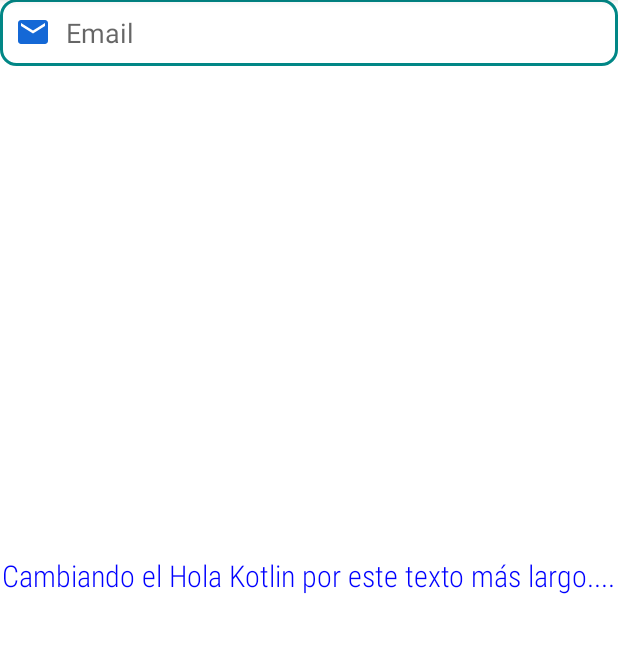
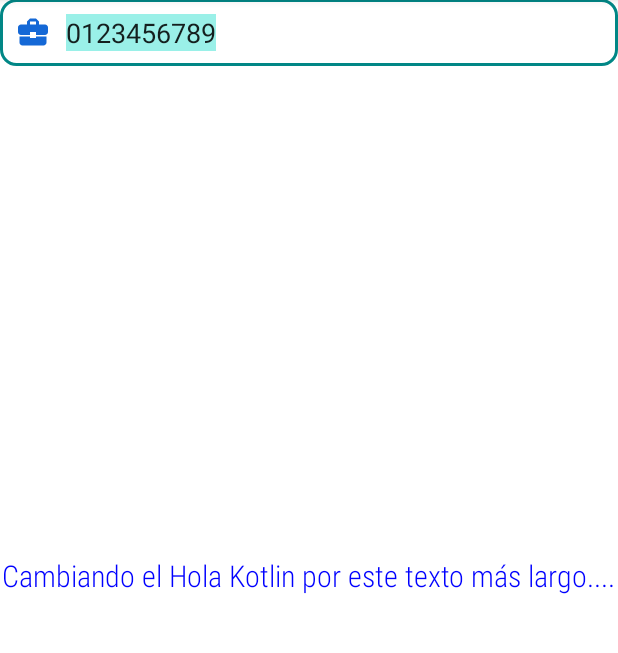
Before and after one commit to MollMarceloMoll/Palette-Text-Android, an Android app: the screen it shows after launch (MainActivity), on a phone screen of 412 x 824 dp, the part 85-738 px from its top. Run offline under Robolectric (Android 15) with nearby library versions, the phone set to English and light mode, and no system bars.

Commit message:
08-11-2022 Edit Text desde codigo Inlcuyendo un mensaje si el campo esta vacio

```diff
--- a/app/src/main/java/com/example/diseodeapps/MainActivity.kt
+++ b/app/src/main/java/com/example/diseodeapps/MainActivity.kt
@@ -3,8 +3,10 @@ package com.example.diseodeapps
 import android.graphics.Color
 import androidx.appcompat.app.AppCompatActivity
 import android.os.Bundle
+import android.widget.EditText
 import android.widget.TextView
 import android.widget.Toast
+import androidx.core.widget.addTextChangedListener
 
 class MainActivity : AppCompatActivity() {
     override fun onCreate(savedInstanceState: Bundle?) {
@@ -19,7 +21,15 @@ class MainActivity : AppCompatActivity() {
             setOnClickListener{
                 setTextColor(Color.GREEN)
             }
+        }// tvEjemplo
+
+        var etEjemplo = findViewById<EditText>(R.id.etEjemplo)
+        etEjemplo.addTextChangedListener {
+            if(etEjemplo.text.length == 0) etEjemplo.setError("Campo vacio")
         }
-
+        etEjemplo.setSelection(4)
+        var inicio = etEjemplo.selectionStart
+        var fin = etEjemplo.selectionEnd
+        etEjemplo.selectAll()
     }
 }
--- /dev/null
+++ b/app/src/main/res/drawable/ic_baseline_business_center_24.xml
@@ -0,0 +1,5 @@
+<vector android:height="24dp" android:tint="#1468D6"
+    android:viewportHeight="24" android:viewportWidth="24"
+    android:width="24dp" xmlns:android="http://schemas.android.com/apk/res/android">
+    <path android:fillColor="@android:color/white" android:pathData="M10,16v-1L3.01,15L3,19c0,1.11 0.89,2 2,2h14c1.11,0 2,-0.89 2,-2v-4h-7v1h-4zM20,7h-4.01L15.99,5l-2,-2h-4l-2,2v2L4,7c-1.1,0 -2,0.9 -2,2v3c0,1.11 0.89,2 2,2h6v-2h4v2h6c1.1,0 2,-0.9 2,-2L22,9c0,-1.1 -0.9,-2 -2,-2zM14,7h-4L10,5h4v2z"/>
+</vector>
--- a/app/src/main/res/layout/activity_main.xml
+++ b/app/src/main/res/layout/activity_main.xml
@@ -20,20 +20,25 @@
         app:layout_constraintTop_toTopOf="parent" />
 
     <EditText
-        android:id="@+id/editTextTextPersonName"
+        android:id="@+id/etEjemplo"
         android:layout_width="wrap_content"
         android:layout_height="wrap_content"
+        android:background="@drawable/style_etbg"
+        android:drawableStart="@drawable/ic_baseline_business_center_24"
+        android:drawablePadding="10dp"
         android:ems="50"
-        android:text=""
-        android:background="@drawable/style_etbg"
-        android:drawableStart="@drawable/ic_baseline_email_24"
-        android:drawablePadding="10dp"
+        android:hint="Email"
         android:paddingStart="10dp"
         android:paddingTop="10dp"
         android:paddingBottom="10dp"
-        android:hint="Email "
         android:shadowColor="@color/black"
-        tools:layout_editor_absoluteX="146dp"
-        tools:layout_editor_absoluteY="453dp" />
+        android:textColorHint="@color/black"
+        android:inputType="textCapSentences|textAutoCorrect"
+        android:text="0123456789"
+        android:digits="0123456789"
+        tools:layout_editor_absoluteX="0dp"
+        tools:layout_editor_absoluteY="72dp"
+        tools:ignore="MissingConstraints"
+        android:autofillHints="" />
 
 </androidx.constraintlayout.widget.ConstraintLayout>
--- a/app/src/main/res/values/strings.xml
+++ b/app/src/main/res/values/strings.xml
@@ -1,3 +1,4 @@
 <resources>
     <string name="app_name">Diseño de Apps</string>
+    <string name="Email">Email</string>
 </resources>
```
